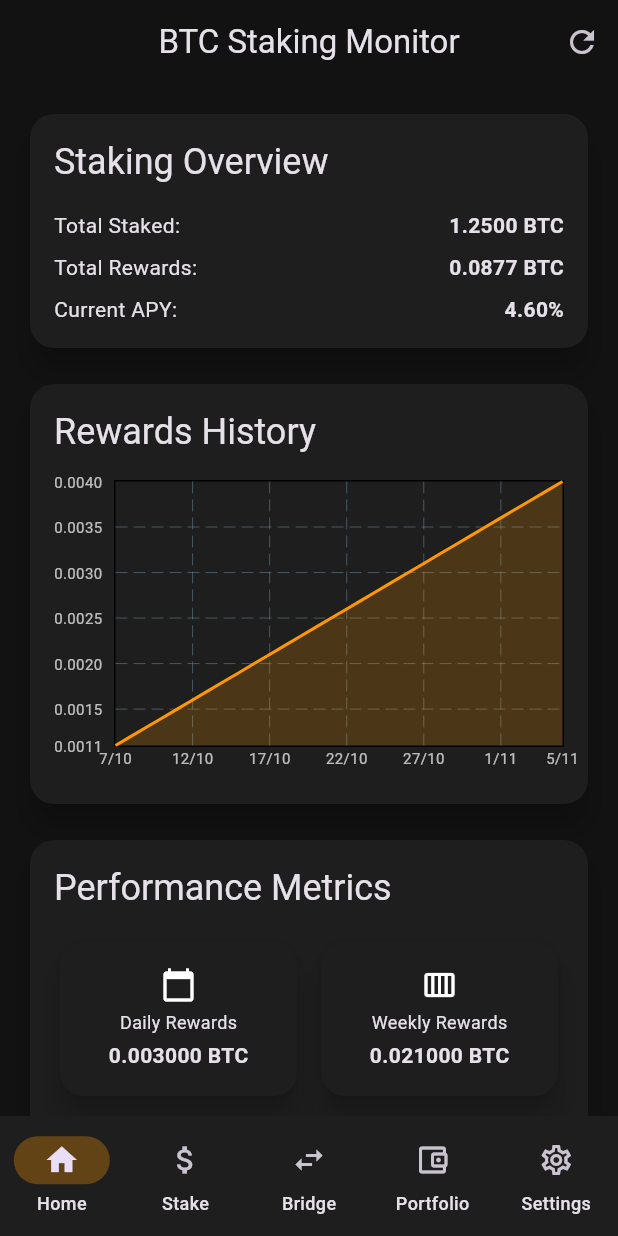
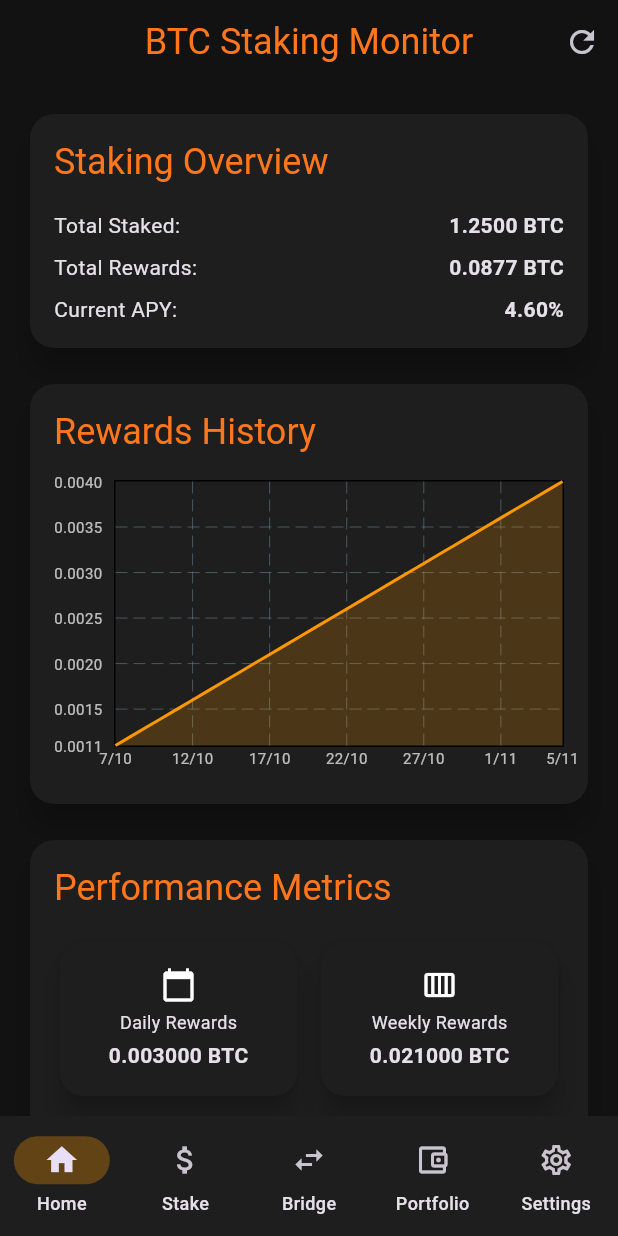
Before and after one commit to Ty-HA/btc-bridge-dapp, a Flutter app: the screen it shows after launch, after a tap on the "refresh" icon, on a phone screen of 412 x 824 dp. Run offline on Flutter 3.47's test engine with Material 3 defaults, Android fonts, the phone set to English and light mode, and no system bars; drawn by our look-alikes of fl_chart; our stand-ins replace flutter_dotenv, flutter_secure_storage.

Commit message:
update colors

```diff
--- a/lib/screens/bridge_screen.dart
+++ b/lib/screens/bridge_screen.dart
@@ -14,7 +14,9 @@ class BridgeScreen extends StatelessWidget {
 
     return Scaffold(
       appBar: AppBar(
-        title: const Text('Babylon Bridge'),
+        title: Text('Babylon Bridge', style: Theme.of(context).textTheme.headlineSmall?.copyWith(
+                        color: Color(0xFFFF761B),
+                      ),),
         actions: [
           IconButton(
             icon: const Icon(Icons.refresh),
@@ -48,8 +50,9 @@ class BridgeScreen extends StatelessWidget {
                       children: [
                         Text(
                           'Your Balances',
-                          style: Theme.of(context).textTheme.titleLarge,
-                        ),
+                          style: Theme.of(context).textTheme.headlineSmall?.copyWith(
+                        color: Color(0xFFFF761B),
+                      ),),
                         const SizedBox(height: 16),
                         Row(
                           children: [
--- a/lib/screens/home_screen.dart
+++ b/lib/screens/home_screen.dart
@@ -13,7 +13,10 @@ class HomeScreen extends StatelessWidget {
   Widget build(BuildContext context) {
     return Scaffold(
       appBar: AppBar(
-        title: const Text('BTC Staking Monitor'),
+        title: Text('BTC Staking Monitor',
+        style: Theme.of(context).textTheme.headlineSmall?.copyWith(
+                        color: Color(0xFFFF761B),
+                      ),),
         actions: [
           // Refresh Button
           IconButton(
--- a/lib/screens/portfolio_screen.dart
+++ b/lib/screens/portfolio_screen.dart
@@ -9,7 +9,9 @@ class PortfolioScreen extends StatelessWidget {
   Widget build(BuildContext context) {
     return Scaffold(
       appBar: AppBar(
-        title: const Text('Portfolio'),
+        title: Text('Portfolio', style: Theme.of(context).textTheme.headlineSmall?.copyWith(
+                        color: Color(0xFFFF761B),
+                      ),),
         centerTitle: true,
         elevation: 0,
       ),
--- a/lib/screens/relayer_screen.dart
+++ b/lib/screens/relayer_screen.dart
@@ -350,10 +350,11 @@ class RelayerScreen extends StatelessWidget {
             Text('Uptime: ${relayer['uptime']}'),
             Text('Fee: ${relayer['fee']}'),
             const SizedBox(height: 16),
-            const Text(
+            Text(
               'Performance Metrics',
-              style: TextStyle(fontWeight: FontWeight.bold),
-            ),
+              style: Theme.of(context).textTheme.headlineSmall?.copyWith(
+                        color: Color(0xFFFF761B),
+                      ),),
             const Text('Average Response Time: 1.2s'),
             const Text('Success Rate: 99.9%'),
             const Text('Daily Transactions: 1,234'),
--- a/lib/screens/settings_screen.dart
+++ b/lib/screens/settings_screen.dart
@@ -10,7 +10,12 @@ class SettingsScreen extends StatelessWidget {
   Widget build(BuildContext context) {
     return Scaffold(
       appBar: AppBar(
-        title: const Text('Settings'),
+        title: Text(
+          'Settings',
+          style: Theme.of(context).textTheme.headlineSmall?.copyWith(
+                color: Color(0xFFFF761B),
+              ),
+        ),
         centerTitle: true,
         elevation: 0,
       ),
@@ -110,7 +115,8 @@ class SettingsScreen extends StatelessWidget {
     );
   }
 
-  Widget _buildSection(BuildContext context, String title, List<Widget> children) {
+  Widget _buildSection(
+      BuildContext context, String title, List<Widget> children) {
     return Card(
       elevation: 8,
       shape: RoundedRectangleBorder(
--- a/lib/screens/staking_screen.dart
+++ b/lib/screens/staking_screen.dart
@@ -14,7 +14,11 @@ class StakingScreen extends StatelessWidget {
 
     return Scaffold(
       appBar: AppBar(
-        title: const Text('BTC Staking'),
+        title: Text('BTC Staking',
+        style: Theme.of(context).textTheme.headlineSmall?.copyWith(
+                        color: Color(0xFFFF761B),
+                      ),),
+
         centerTitle: true,
         elevation: 0,
         actions: [
@@ -120,8 +124,9 @@ class StakingScreen extends StatelessWidget {
           children: [
             Text(
               'Staking Options',
-              style: Theme.of(context).textTheme.titleLarge,
-            ),
+              style: Theme.of(context).textTheme.headlineSmall?.copyWith(
+                        color: Color(0xFFFF761B),
+                      ),),
             const SizedBox(height: 16),
             ListTile(
               leading: Container(
@@ -211,8 +216,9 @@ class StakingScreen extends StatelessWidget {
             children: [
               Text(
                 'Your Rewards',
-                style: Theme.of(context).textTheme.titleLarge,
-              ),
+                style: Theme.of(context).textTheme.headlineSmall?.copyWith(
+                        color: Color(0xFFFF761B),
+                      ),),
               const SizedBox(height: 16),
               Row(
                 mainAxisAlignment: MainAxisAlignment.spaceBetween,
--- a/lib/widgets/balance_card.dart
+++ b/lib/widgets/balance_card.dart
@@ -17,8 +17,9 @@ class BalanceCard extends StatelessWidget {
               children: [
                 Text(
                   'Your Balances',
-                  style: Theme.of(context).textTheme.titleLarge,
-                ),
+                 style: Theme.of(context).textTheme.headlineSmall?.copyWith(
+                        color: Color(0xFFFF761B),
+                      ),),
                 const SizedBox(height: 16),
                 _BalanceRow(
                   icon: Icons.currency_bitcoin,
--- a/lib/widgets/bridge_form.dart
+++ b/lib/widgets/bridge_form.dart
@@ -37,8 +37,9 @@ class _BridgeFormState extends State<BridgeForm> {
             children: [
               Text(
                 'Bridge Bitcoin',
-                style: Theme.of(context).textTheme.titleLarge,
-              ),
+                style: Theme.of(context).textTheme.headlineSmall?.copyWith(
+                        color: Color(0xFFFF761B),
+                      ),),
               const SizedBox(height: 24),
               Row(
                 children: [
--- a/lib/widgets/performance_metrics.dart
+++ b/lib/widgets/performance_metrics.dart
@@ -18,8 +18,9 @@ class PerformanceMetrics extends StatelessWidget {
               children: [
                 Text(
                   'Performance Metrics',
-                  style: Theme.of(context).textTheme.headlineSmall,
-                ),
+                  style: Theme.of(context).textTheme.headlineSmall?.copyWith(
+                        color: Color(0xFFFF761B),
+                      ),),
                 const SizedBox(height: 16),
                 _buildMetricTiles(performance),
               ],
--- a/lib/widgets/rewards_chart.dart
+++ b/lib/widgets/rewards_chart.dart
@@ -20,8 +20,10 @@ class RewardsChart extends StatelessWidget {
               children: [
                 Text(
                   'Rewards History',
-                  style: Theme.of(context).textTheme.headlineSmall,
-                ),
+                  style: Theme.of(context).textTheme.headlineSmall?.copyWith(
+                        color: Color(0xFFFF761B),
+                      ),),
+
                 const SizedBox(height: 16),
                 SizedBox(
                   height: 200,
--- a/lib/widgets/staking_overview.dart
+++ b/lib/widgets/staking_overview.dart
@@ -17,7 +17,9 @@ class StakingOverview extends StatelessWidget {
               children: [
                 Text(
                   'Staking Overview',
-                  style: Theme.of(context).textTheme.headlineSmall,
+                  style: Theme.of(context).textTheme.headlineSmall?.copyWith(
+                        color: const Color(0xFFFF761B),
+                      ),
                 ),
                 const SizedBox(height: 16),
                 _buildInfoRow(
--- a/lib/widgets/validator_list.dart
+++ b/lib/widgets/validator_list.dart
@@ -18,8 +18,9 @@ class ValidatorList extends StatelessWidget {
               children: [
                 Text(
                   'Validators',
-                  style: Theme.of(context).textTheme.headlineSmall,
-                ),
+                  style: Theme.of(context).textTheme.headlineSmall?.copyWith(
+                        color: Color(0xFFFF761B),
+                      ),),
                 const SizedBox(height: 16),
                 ListView.builder(
                   shrinkWrap: true,
```
